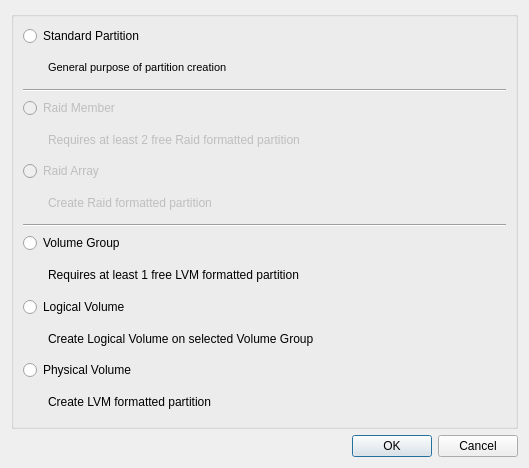
The window that yali/gui/Ui/createdevicewidget.ui (dadas45li/yali) describes before a commit, drawn with Qt 5.
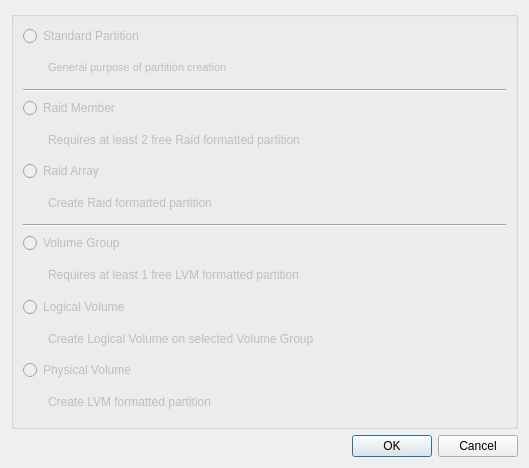
The same window after the commit.

Commit message:
Fixes if any device item not selected
If user did not select any device item from tree, editing devices failed
to get current item device.

```diff
--- a/yali/gui/Ui/createdevicewidget.ui
+++ b/yali/gui/Ui/createdevicewidget.ui
@@ -28,6 +28,9 @@
      <layout class="QVBoxLayout" name="verticalLayout">
       <item>
        <widget class="QRadioButton" name="partition">
+        <property name="enabled">
+         <bool>false</bool>
+        </property>
         <property name="text">
          <string>Standard Partition</string>
         </property>
@@ -56,6 +59,9 @@
         </item>
         <item>
          <widget class="QLabel" name="partitionLabel">
+          <property name="enabled">
+           <bool>false</bool>
+          </property>
           <property name="text">
            <string>&lt;!DOCTYPE HTML PUBLIC &quot;-//W3C//DTD HTML 4.0//EN&quot; &quot;http://www.w3.org/TR/REC-html40/strict.dtd&quot;&gt;
 &lt;html&gt;&lt;head&gt;&lt;meta name=&quot;qrichtext&quot; content=&quot;1&quot; /&gt;&lt;style type=&quot;text/css&quot;&gt;
@@ -166,6 +172,9 @@
       </item>
       <item>
        <widget class="QRadioButton" name="volumeGroup">
+        <property name="enabled">
+         <bool>false</bool>
+        </property>
         <property name="text">
          <string>Volume Group</string>
         </property>
@@ -194,6 +203,9 @@
         </item>
         <item>
          <widget class="QLabel" name="volumeGroupLabel">
+          <property name="enabled">
+           <bool>false</bool>
+          </property>
           <property name="text">
            <string>Requires at least 1 free LVM formatted partition</string>
           </property>
@@ -203,6 +215,9 @@
       </item>
       <item>
        <widget class="QRadioButton" name="logicalVolume">
+        <property name="enabled">
+         <bool>false</bool>
+        </property>
         <property name="text">
          <string>Logical Volume</string>
         </property>
@@ -228,6 +243,9 @@
         </item>
         <item>
          <widget class="QLabel" name="logicalVolumeLabel">
+          <property name="enabled">
+           <bool>false</bool>
+          </property>
           <property name="text">
            <string>Create Logical Volume on selected Volume Group</string>
           </property>
@@ -237,6 +255,9 @@
       </item>
       <item>
        <widget class="QRadioButton" name="physicalVolume">
+        <property name="enabled">
+         <bool>false</bool>
+        </property>
         <property name="text">
          <string>Physical Volume</string>
         </property>
@@ -262,6 +283,9 @@
         </item>
         <item>
          <widget class="QLabel" name="physicalVolumeLabel">
+          <property name="enabled">
+           <bool>false</bool>
+          </property>
           <property name="text">
            <string>Create LVM formatted partition</string>
           </property>
```
The commit also changes 2 other files.
